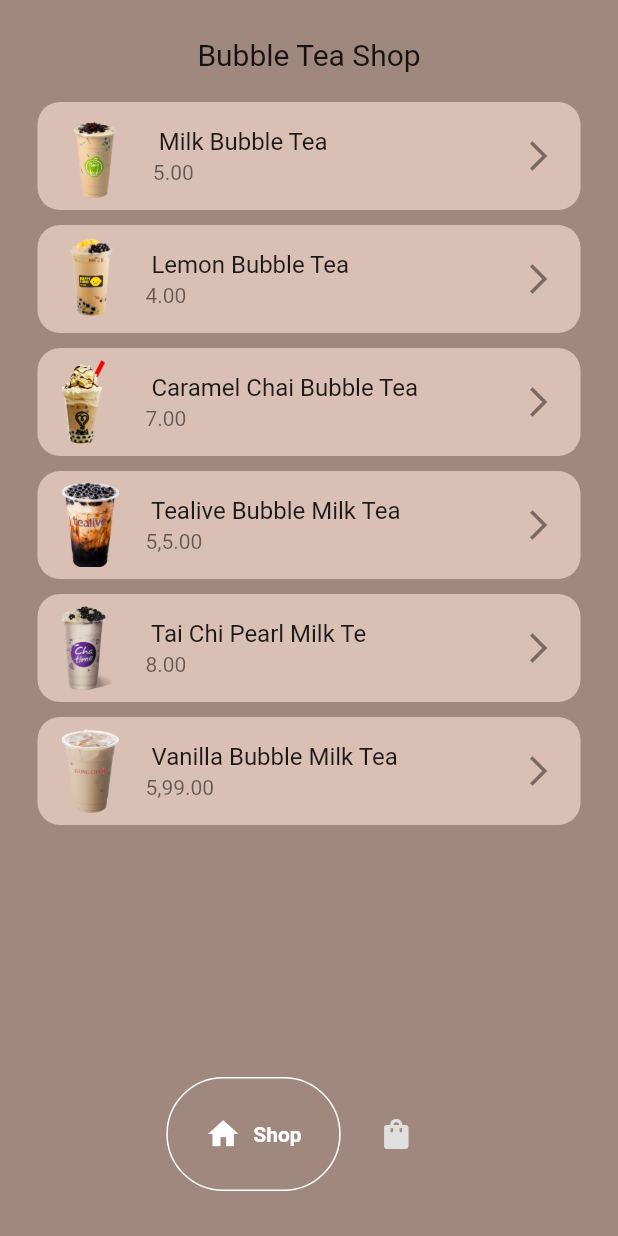
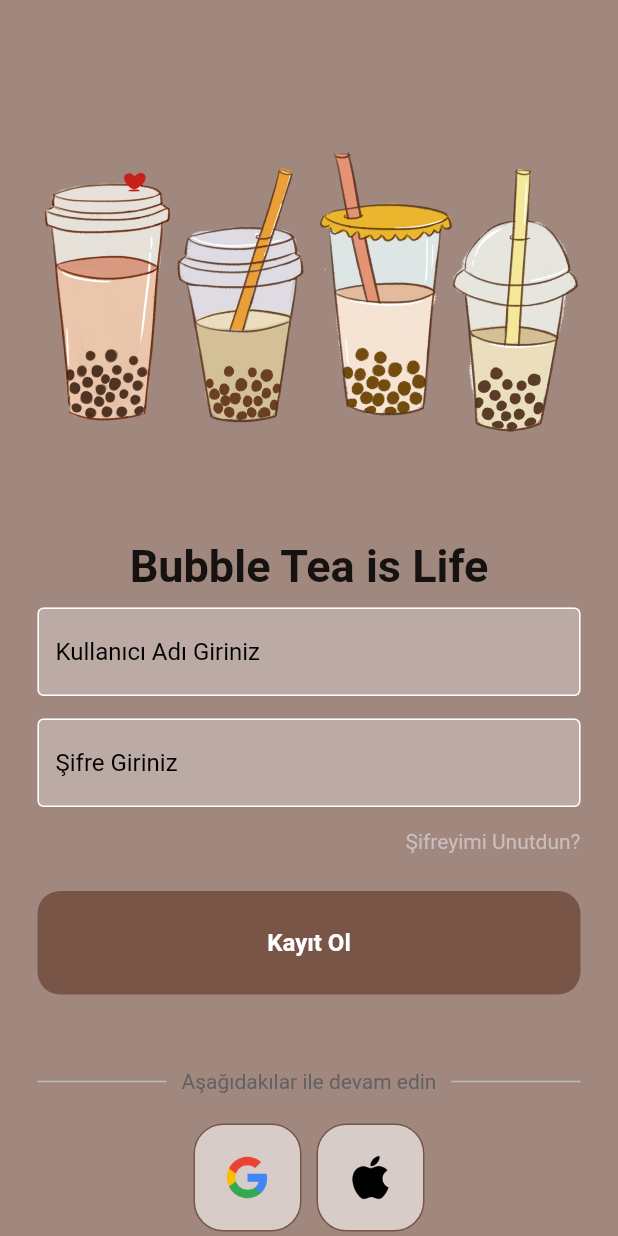
Before and after one commit to Anar95/buble_tea_app, a Flutter app: the screen it shows after launch, on a phone screen of 412 x 824 dp. Run offline on Flutter 3.47's test engine with Material 2 defaults, Android fonts, the phone set to English and light mode, and no system bars; drawn by our look-alikes of google_nav_bar.

Commit message:
create logın page

```diff
--- /dev/null
+++ b/lib/components/my_button.dart
@@ -0,0 +1,36 @@
+import 'package:flutter/material.dart';
+
+class MyButton extends StatelessWidget {
+
+  final Function()? onTap;
+
+
+  const MyButton({super.key, required this.onTap});
+
+  @override
+  Widget build(BuildContext context) {
+    return GestureDetector(
+      onTap: onTap ,
+      child: Container(
+
+        padding: const EdgeInsets.all(25),
+        margin: const EdgeInsets.symmetric(horizontal: 25),
+        decoration: BoxDecoration(
+          color: Colors.brown,
+          borderRadius: BorderRadius.circular(15),
+          ),
+      child: const Center(
+        child:Text(
+          "Kayıt Ol",
+          style: TextStyle(
+            color: Colors.white,
+            fontWeight: FontWeight.bold,
+            fontSize: 16,
+
+            ),
+          ),
+        ),
+      ),
+    );
+  }
+}
--- /dev/null
+++ b/lib/components/my_textfield.dart
@@ -0,0 +1,37 @@
+import 'package:flutter/material.dart';
+
+class MyTextField extends StatelessWidget {
+  final dynamic controller;
+  final String hintText;
+  final bool obscureText;
+
+  const MyTextField({
+    super.key,
+    required this.controller,
+    required this.hintText,
+    required this.obscureText,
+    });
+
+  @override
+  Widget build(BuildContext context) {
+    return Padding(
+      padding: const EdgeInsets.symmetric(horizontal: 25.0),
+      child: TextField(
+        controller: controller,
+        obscureText: obscureText,
+        decoration: InputDecoration(
+            enabledBorder: const OutlineInputBorder(
+              borderSide: BorderSide(color: Colors.white),
+            ),
+            focusedBorder: OutlineInputBorder(
+              borderSide: BorderSide(color: Colors.brown),
+            ),
+            fillColor: Colors.brown.shade200,
+            filled: true,
+            hintText: hintText,
+            hintStyle: TextStyle(color: Colors.black)
+            ),
+      ),
+    );
+  }
+}
--- /dev/null
+++ b/lib/components/square_tile.dart
@@ -0,0 +1,26 @@
+import 'package:flutter/material.dart';
+
+class SquareTile extends StatelessWidget {
+  final String imagePath;
+  const SquareTile({
+    super.key,
+    required this.imagePath,
+    });
+
+  @override
+  Widget build(BuildContext context) {
+   return Container(
+      padding: const EdgeInsets.all(20),
+      decoration: BoxDecoration(
+       border: Border.all(color: Colors.brown),
+       borderRadius: BorderRadius.circular(20),
+       color: Colors.brown[100],
+     ),
+
+     child: Image.asset(
+      imagePath,
+      height: 30,
+     ),
+    );
+  }
+}
--- a/lib/main.dart
+++ b/lib/main.dart
@@ -1,5 +1,6 @@
 import 'package:buble_tea_app/models/shop.dart';
 import 'package:buble_tea_app/page/home_page.dart';
+import 'package:buble_tea_app/page/login_page.dart';
 import 'package:flutter/material.dart';
 import 'package:provider/provider.dart';
 
@@ -18,7 +19,7 @@
       builder:(context, child) =>  MaterialApp(
         debugShowCheckedModeBanner: false,
         theme: ThemeData(primarySwatch: Colors.brown),
-        home: const HomePage(),
+        home:  LoginPage(),
       ),
       );
   }
--- a/lib/page/home_page.dart
+++ b/lib/page/home_page.dart
@@ -31,6 +31,21 @@
   @override
   Widget build(BuildContext context) {
     return Scaffold(
+      appBar: AppBar(
+        backgroundColor: Colors.transparent,
+        elevation: 0,
+      ),
+      drawer: Drawer(
+        child: Container(
+          color: Colors.brown,
+          child: ListView(
+            children: [
+
+            ],
+          )),
+      ),
+
+
       backgroundColor: Colors.brown[300],
       bottomNavigationBar: BottomNavBar(
         onTabChange: (index) => navigateBottomBar(index),
--- /dev/null
+++ b/lib/page/login_page.dart
@@ -0,0 +1,170 @@
+import 'package:flutter/material.dart';
+
+import '../components/my_button.dart';
+import '../components/my_textfield.dart';
+import '../components/square_tile.dart';
+import 'home_page.dart';
+
+class LoginPage extends StatelessWidget {
+  LoginPage({super.key});
+
+  //Text editing controller
+  final usernameController = TextEditingController();
+  final passwordController = TextEditingController();
+
+
+  // Sign user in metod
+
+  void signUserIn() {
+    const HomePage();
+  }
+
+  @override
+  Widget build(BuildContext context) {
+    return Scaffold(
+      backgroundColor: Colors.brown[300],
+      body: Container(
+        // decoration: const BoxDecoration(
+        // image: DecorationImage(
+        // image: AssetImage("assets/images/Mask_groupa.png"),
+        //colorFilter: ColorFilter.mode(Colors.white.withOpacity(0.4), BlendMode.modulate),
+        //fit: BoxFit.cover),),
+        child: Center(
+          child: Column(
+            mainAxisAlignment: MainAxisAlignment.center,
+            children: [
+              const SizedBox(height: 60),
+
+              //Logo
+              Image.asset(
+              'lib/images/image_cover.png',
+              fit: BoxFit.cover,
+              height: 300, // set your height
+              width:400, // and width here
+              ),
+
+
+
+              //Welcome back,
+
+              const Text('Bubble Tea is Life',
+              style: TextStyle(
+                fontSize: 30,
+                fontWeight: FontWeight.bold
+              ),),
+              const SizedBox(height: 10),
+
+              //Username textfield
+
+              MyTextField(
+                controller: usernameController,
+                hintText: 'Kullanıcı Adı Giriniz',
+                obscureText: false,
+              ),
+
+              const SizedBox(height: 15),
+
+              //Password textfield
+
+              MyTextField(
+                controller: passwordController,
+                hintText: 'Şifre Giriniz',
+                obscureText: true,
+              ),
+              const SizedBox(height: 15),
+
+              //Forgot password
+              Padding(
+                padding: const EdgeInsets.symmetric(horizontal: 25.0),
+                child: Row(
+                  mainAxisAlignment: MainAxisAlignment.end,
+                  children: [
+                    Text(
+                      'Şifreyimi Unutdun?',
+                      style: TextStyle(color: Color.fromARGB(255, 203, 190, 190)),
+                    ),
+                  ],
+                ),
+              ),
+
+              const SizedBox(height: 25),
+
+              //Sign in button
+              MyButton(
+                onTap: () {
+            Navigator.push(
+              context,
+              MaterialPageRoute(builder: (context) => HomePage()),
+            );
+          },
+              ),
+              const SizedBox(height: 50),
+
+              //Or continue with
+              Padding(
+                padding: const EdgeInsets.symmetric(horizontal: 25.0),
+                child: Row(
+                  children: [
+                    Expanded(
+                      child: Divider(
+                        thickness: 1,
+                        color: Colors.grey[400],
+                      ),
+                    ),
+                    Padding(
+                      padding: const EdgeInsets.symmetric(horizontal: 10.0),
+                      child: Text(
+                        'Aşağıdakılar ile devam edin',
+                        style: TextStyle(color: Colors.grey[700]),
+                      ),
+                    ),
+                    Expanded(
+                      child: Divider(
+                        thickness: 1,
+                        color: Colors.grey[400],
+                      ),
+                    ),
+                  ],
+                ),
+              ),
+
+              const SizedBox(height: 20),
+
+              //Google + apple sign in buttons
+              Row(
+                mainAxisAlignment: MainAxisAlignment.center,
+                children: const [
+                  //google button
+                  SquareTile(imagePath: 'lib/images/google-logo.png'),
+
+                  SizedBox(width: 10),
+
+                  //apple button
+
+                  SquareTile(imagePath: 'lib/images/apple-logo.png'),
+                ],
+              ),
+              const SizedBox(height: 20),
+              //Not a member? register now
+              Row(
+                mainAxisAlignment: MainAxisAlignment.center,
+                children: [
+                  Text(
+                    'Üye Değilmisin?',
+                    style: TextStyle(color: Colors.white),
+                  ),
+                  const SizedBox(width: 10),
+                  const Text(
+                    'Şimdi Üye Ol',
+                    style: TextStyle(
+                        color: Color.fromARGB(255, 97, 78, 72), fontWeight: FontWeight.bold),
+                  ),
+                ],
+              )
+            ],
+          ),
+        ),
+      ),
+    );
+  }
+}
--- a/lib/page/order_page.dart
+++ b/lib/page/order_page.dart
@@ -60,7 +60,7 @@
       body: Column(
         children: [
           // drink image
-          SizedBox(
+          Container(
             width: 500,
             height: 550,
           child: Image.asset(widget.drink.imagePath),
```
Also changed, not shown: lib/images/apple-logo.png (added), lib/images/google-logo.png (added), lib/images/image_cover.png (added).
